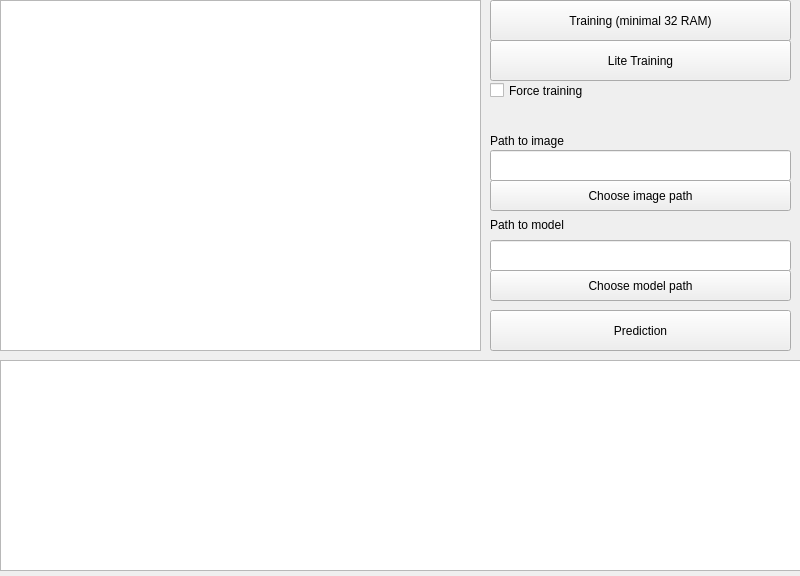
Before: the Qt Designer form main_window.ui in dpovolotskiy/machine_learning_thesis, drawn with Qt 5.
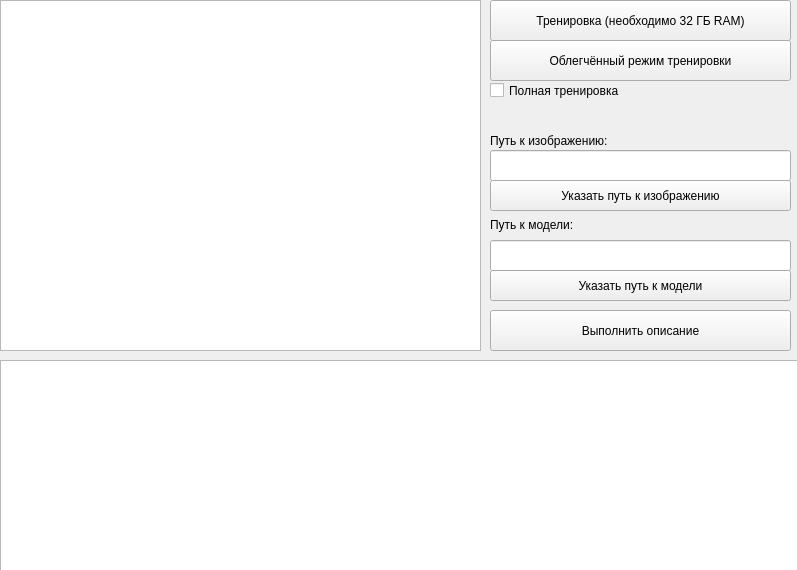
After: the same form once the commit is applied. Icons and pictures are not drawn.

```diff
--- a/main_window.ui
+++ b/main_window.ui
@@ -6,8 +6,8 @@
    <rect>
     <x>0</x>
     <y>0</y>
-    <width>800</width>
-    <height>576</height>
+    <width>797</width>
+    <height>570</height>
    </rect>
   </property>
   <property name="sizePolicy">
@@ -16,6 +16,18 @@
     <verstretch>0</verstretch>
    </sizepolicy>
   </property>
+  <property name="minimumSize">
+   <size>
+    <width>797</width>
+    <height>570</height>
+   </size>
+  </property>
+  <property name="maximumSize">
+   <size>
+    <width>797</width>
+    <height>570</height>
+   </size>
+  </property>
   <property name="cursor">
    <cursorShape>PointingHandCursor</cursorShape>
   </property>
@@ -30,6 +42,15 @@
    <bool>true</bool>
   </property>
   <widget class="QWidget" name="centralwidget">
+   <property name="sizePolicy">
+    <sizepolicy hsizetype="Fixed" vsizetype="Fixed">
+     <horstretch>0</horstretch>
+     <verstretch>0</verstretch>
+    </sizepolicy>
+   </property>
+   <property name="cursor">
+    <cursorShape>ArrowCursor</cursorShape>
+   </property>
    <widget class="QGraphicsView" name="imagePreView">
     <property name="geometry">
      <rect>
@@ -60,7 +81,7 @@
      </rect>
     </property>
     <property name="text">
-     <string>Training (minimal 32 RAM)</string>
+     <string>Тренировка (необходимо 32 ГБ RAM)</string>
     </property>
    </widget>
    <widget class="QPushButton" name="liteTrainingPushButton_2">
@@ -73,7 +94,7 @@
      </rect>
     </property>
     <property name="text">
-     <string>Lite Training</string>
+     <string>Облегчённый режим тренировки</string>
     </property>
    </widget>
    <widget class="QPushButton" name="predictionButton_3">
@@ -86,7 +107,7 @@
      </rect>
     </property>
     <property name="text">
-     <string>Prediction</string>
+     <string>Выполнить описание</string>
     </property>
    </widget>
    <widget class="QLineEdit" name="imagePathLineEdit">
@@ -107,12 +128,12 @@
      <rect>
       <x>490</x>
       <y>130</y>
-      <width>151</width>
+      <width>171</width>
       <height>21</height>
      </rect>
     </property>
     <property name="text">
-     <string>Path to image</string>
+     <string>Путь к изображению:</string>
     </property>
    </widget>
    <widget class="QLabel" name="label_2">
@@ -120,12 +141,12 @@
      <rect>
       <x>490</x>
       <y>210</y>
-      <width>161</width>
+      <width>111</width>
       <height>30</height>
      </rect>
     </property>
     <property name="text">
-     <string>Path to model</string>
+     <string>Путь к модели:</string>
     </property>
    </widget>
    <widget class="QLineEdit" name="modelPathLineEdit_2">
@@ -151,7 +172,7 @@
      </rect>
     </property>
     <property name="text">
-     <string>Choose image path</string>
+     <string>Указать путь к изображению</string>
     </property>
    </widget>
    <widget class="QPushButton" name="pathModelButton_5">
@@ -164,7 +185,7 @@
      </rect>
     </property>
     <property name="text">
-     <string>Choose model path</string>
+     <string>Указать путь к модели</string>
     </property>
    </widget>
    <widget class="QCheckBox" name="checkBox">
@@ -172,12 +193,12 @@
      <rect>
       <x>490</x>
       <y>80</y>
-      <width>131</width>
+      <width>181</width>
       <height>21</height>
      </rect>
     </property>
     <property name="text">
-     <string>Force training</string>
+     <string>Полная тренировка</string>
     </property>
    </widget>
   </widget>
```
Left out of the diff: 6 changed lines with no effect on the pictures.
